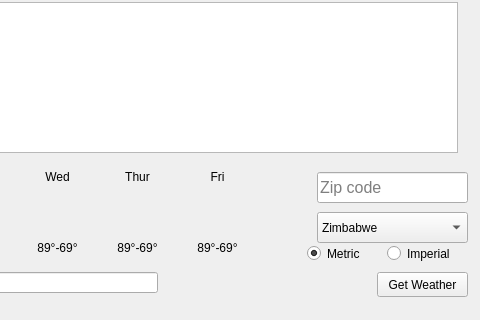
This is uis/weather_gui.ui in emmafornash/Weather-Report as Qt 5 draws it before an edit; both pictures show x 143 to 623 and y 237 to 557 of the 623 by 557 pixel window. The edited form follows.
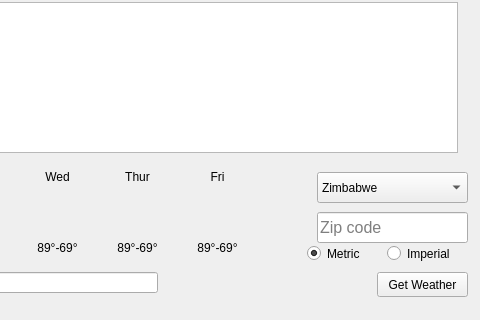
This is the edited form. Icons and pictures are not drawn. Custom widgets are drawn as their Qt base class.

Commit message: fixed a quirk with the ComboBox

What changed in the file:
```diff
--- a/uis/weather_gui.ui
+++ b/uis/weather_gui.ui
@@ -271,7 +271,7 @@
     <property name="geometry">
      <rect>
       <x>460</x>
-      <y>390</y>
+      <y>430</y>
       <width>151</width>
       <height>31</height>
      </rect>
@@ -414,7 +414,7 @@
     <property name="geometry">
      <rect>
       <x>460</x>
-      <y>430</y>
+      <y>390</y>
       <width>151</width>
       <height>31</height>
      </rect>
```
Left out of the diff: 3 changed lines with no effect on the pictures. The commit also changes 1 other file.
